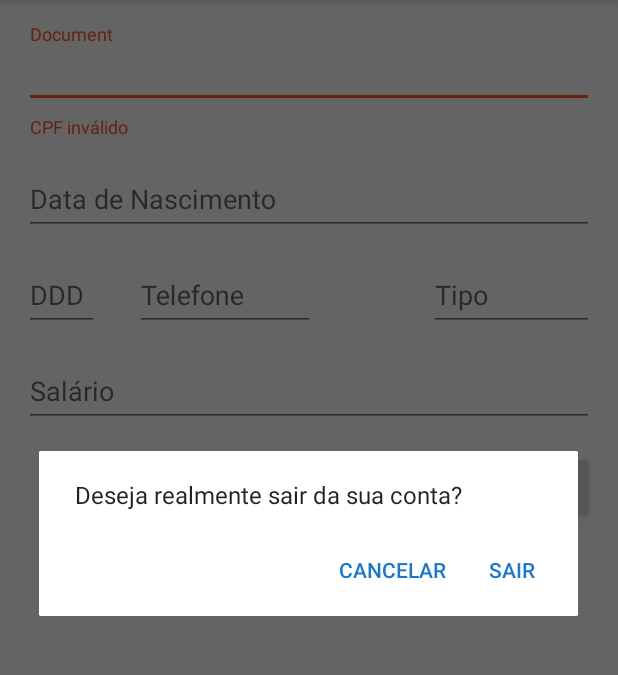
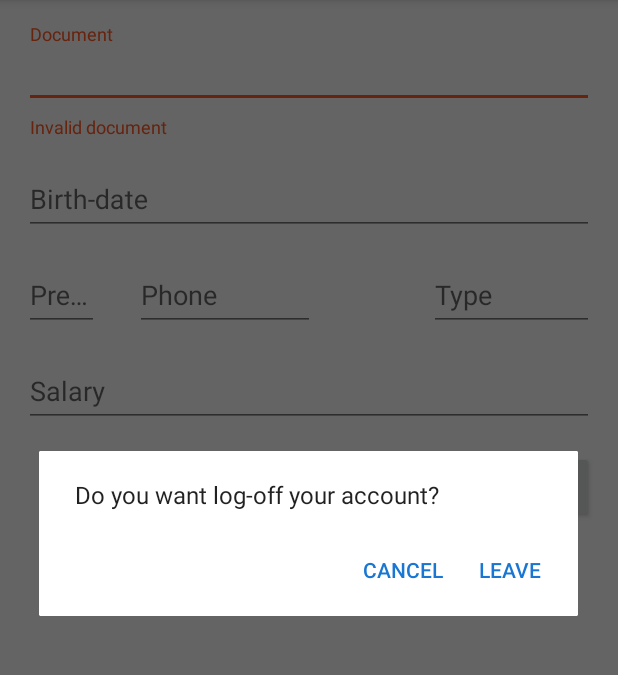
Before and after one commit to d2gomez/survey-android, an Android app: the fragment UserDataFragment placed in its activity, in the side drawer, after a tap on "Logoff", on a phone screen of 412 x 824 dp, the part 84-759 px from its top. Run offline under Robolectric (Android 15) with nearby library versions, the phone set to English and light mode, and no system bars; our stand-ins replace ButterKnife, Picasso; libraries missing offline, so code that uses them is left out: com.firebase.client; pictures from the network do not load; 5 statements that could not run were skipped.

Commit message:
Translating app to english

```diff
--- a/app/src/main/java/br/com/futusteps/survey/ui/login/LoginActivity.java
+++ b/app/src/main/java/br/com/futusteps/survey/ui/login/LoginActivity.java
@@ -101,11 +101,7 @@ public class LoginActivity extends BaseActivity implements LoginContract.View {
 
     @Override
     public void showLoginError(String error) {
-        if(error.equalsIgnoreCase(LoginContract.UserActionsListener.USER_NOT_STORE)){
-            Toast.makeText(this, R.string.error_user_not_store, Toast.LENGTH_LONG).show();
-        }else {
-            Toast.makeText(this, error, Toast.LENGTH_LONG).show();
-        }
+        Toast.makeText(this, error, Toast.LENGTH_LONG).show();
     }
 
     @Override
--- a/app/src/main/java/br/com/futusteps/survey/ui/login/LoginContract.java
+++ b/app/src/main/java/br/com/futusteps/survey/ui/login/LoginContract.java
@@ -36,8 +36,6 @@ public interface LoginContract {
 
     interface UserActionsListener {
 
-        String USER_NOT_STORE = "user_not_store";
-
         void login(String user, String pass, int provider);
 
         void createUser(String user, String pass, int provider);
--- a/app/src/main/res/values/arrays.xml
+++ b/app/src/main/res/values/arrays.xml
@@ -1,3 +1,8 @@
 <resources>
 
+    <string-array name="phone_types">
+        <item>@string/phone_home</item>
+        <item>@string/phone_cell_phone</item>
+    </string-array>
+
 </resources>
--- a/app/src/main/res/values/strings.xml
+++ b/app/src/main/res/values/strings.xml
@@ -7,63 +7,60 @@
     <string name="new_survey">New Survey</string>
     <string name="surveys">Surveys</string>
     <string name="logoff">Logoff</string>
-    <string name="drawer_logout_title">Deseja realmente sair da sua conta?</string>
+    <string name="drawer_logout_title">Do you want log-off your account?</string>
 
     <!-- Common -->
     <string name="OK">OK</string>
-    <string name="yes">Sim</string>
-    <string name="no">Não</string>
-    <string name="cancel">Cancelar</string>
-    <string name="leave">Sair</string>
+    <string name="yes">Yes</string>
+    <string name="no">No</string>
+    <string name="cancel">Cancel</string>
+    <string name="leave">Leave</string>
 
 
     <!-- Strings related to login -->
-    <string name="title_activity_login">Sign-in: Survey</string>
+    <string name="title_activity_login">Sign-in</string>
     <string name="prompt_email">Email</string>
     <string name="prompt_password">Password</string>
     <string name="action_sign_in">Sign-in</string>
     <string name="action_sign_in_short">Sign in</string>
     <string name="error_invalid_email">Invalid Email</string>
     <string name="error_invalid_password">Invalid Password</string>
-    <string name="error_user_not_store">Apenas logista podem acessar o aplicativo</string>
 
     <!-- Survey List -->
     <string name="title_activity_survey">Survey List</string>
     <string name="questions">%s Questions</string>
-    <string name="empty_surveys">Não nenhuma pesquisa cadastrada para o seu usuário, favor entre em contato com o Suporte.</string>
-    <string name="error_surveys">Ocorreu um erro na consulta de pesquisa, por favor tente novamente.</string>
+    <string name="empty_surveys">There is no available survey</string>
+    <string name="error_surveys">An error occurred. Please try again..</string>
 
 
     <!-- Survey Question -->
     <string name="question">Question %s</string>
     <string name="next">Next</string>
-    <string name="error_empty_answer">Por favor, digite uma resposta.</string>
-    <string name="error_no_alternative">Por favor, escolha uma alternativa.</string>
-    <string name="questions_leave_survey">Deseja encerrar essa pesquisa?</string>
-    <string name="action_leave">Encerrar</string>
+    <string name="error_empty_answer">Please, insert an answer.</string>
+    <string name="error_no_alternative">Please, choose an alternative.</string>
+    <string name="questions_leave_survey">Do you really want to leave?</string>
+    <string name="action_leave">Finish</string>
 
     <!-- User Data Form -->
-    <string name="finish">Finalizar</string>
+    <string name="finish">Finish</string>
     <string name="cpf">Document</string>
-    <string name="birth_date">Data de Nascimento</string>
-    <string name="prefix">DDD</string>
-    <string name="phone">Telefone</string>
-    <string name="phone_type">Tipo</string>
-    <string name="salary">Salário</string>
-    <string name="professional_class">Classe Profissional</string>
-    <string name="profession">Profissão</string>
-    <string name="select_type">Selecione o tipo:</string>
-    <string name="select_class">Selecione a Classe:</string>
-    <string name="select_profession">Selecione a Profissão:</string>
-    <string name="leave_survey">Encerrar esta pesquisa?</string>
-    <string name="error_invalid_cpf">CPF inválido</string>
-    <string name="error_invalid_birth_date">Data inválida</string>
-    <string name="error_invalid_prefix">DDD inválido</string>
-    <string name="error_invalid_phone">Telefone inválido</string>
-    <string name="error_invalid_phone_type">Tipo inválido</string>
-    <string name="error_invalid_salary">Salário inválido</string>
-    <string name="finish_survey">Pesquisa Finalizada</string>
-    <string name="success_finish_survey">A pré-análise foi realizada com sucesso, o usuário possui um cartão pré-aprovado</string>
-    <string name="survey_error">Ocorreu um erro na pesquisa, por favor tente novamente.</string>
+    <string name="birth_date">Birth-date</string>
+    <string name="prefix">Prefix</string>
+    <string name="phone">Phone</string>
+    <string name="phone_type">Type</string>
+    <string name="salary">Salary</string>
+    <string name="select_type">Select a type:</string>
+    <string name="leave_survey">Leave survey?</string>
+    <string name="error_invalid_cpf">Invalid document</string>
+    <string name="error_invalid_birth_date">Invalid date</string>
+    <string name="error_invalid_prefix">Invalid prefix</string>
+    <string name="error_invalid_phone">Invalid phone</string>
+    <string name="error_invalid_phone_type">Invalid type</string>
+    <string name="error_invalid_salary">Invalid salary</string>
+    <string name="finish_survey">Survey completed</string>
+    <string name="success_finish_survey">This survey was successfully submitted.</string>
+
+    <string name="phone_home">Home</string>
+    <string name="phone_cell_phone">Cell Phone</string>
 
 </resources>
```
Also changed, not shown: app/src/main/java/br/com/futusteps/survey/ui/userdata/UserDataFragment.java (+6 -7 lines).
